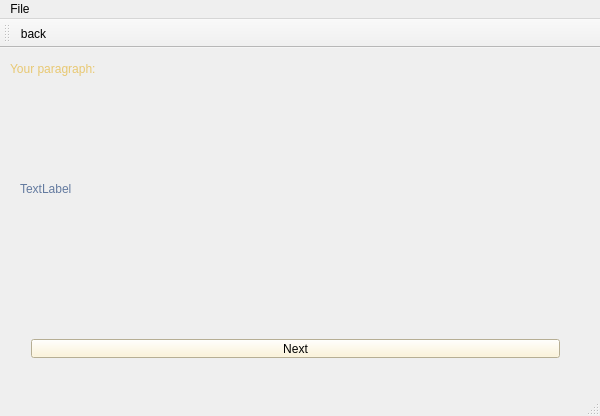
Old version of the form DisplayTextPage.ui in the repository Rrr3rrr2004/Word-Frequency-Count.
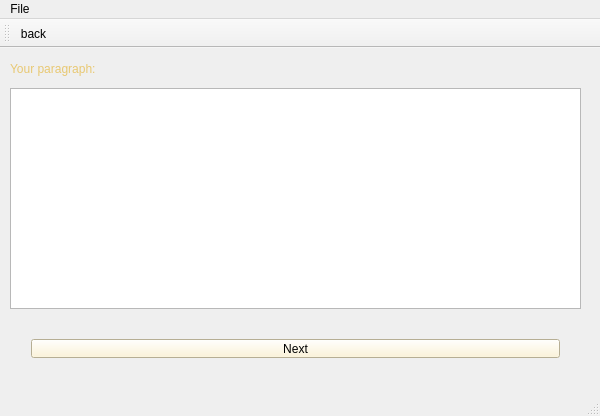
New version of the form. Icons and pictures are not drawn.

Patch:
```diff
--- a/DisplayTextPage.ui
+++ b/DisplayTextPage.ui
@@ -17,23 +17,6 @@
    <widget class="QLabel" name="display">
     <property name="geometry">
      <rect>
-      <x>20</x>
-      <y>50</y>
-      <width>551</width>
-      <height>181</height>
-     </rect>
-    </property>
-    <property name="styleSheet">
-     <string notr="true">font: 700 12pt &quot;Times New Roman&quot;;
-color: rgb(99, 122, 159);</string>
-    </property>
-    <property name="text">
-     <string>TextLabel</string>
-    </property>
-   </widget>
-   <widget class="QLabel" name="subTitle">
-    <property name="geometry">
-     <rect>
       <x>10</x>
       <y>0</y>
       <width>201</width>
@@ -77,6 +60,19 @@
      </item>
     </layout>
    </widget>
+   <widget class="QTextEdit" name="textEdit">
+    <property name="geometry">
+     <rect>
+      <x>10</x>
+      <y>40</y>
+      <width>571</width>
+      <height>221</height>
+     </rect>
+    </property>
+    <property name="readOnly">
+     <bool>true</bool>
+    </property>
+   </widget>
   </widget>
   <widget class="QMenuBar" name="menuBar">
    <property name="geometry">
```
